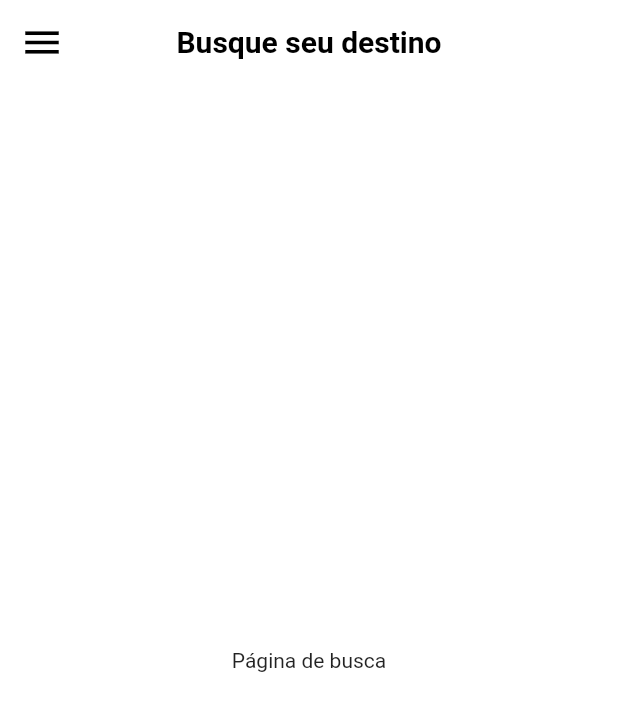
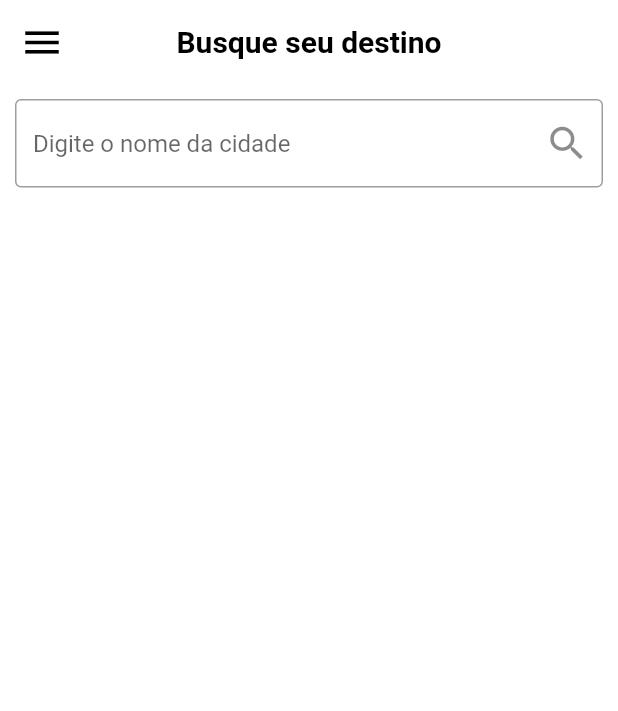
Before and after one commit to jonasaacampos/viagem_guiada, a Flutter app: the SearchPage screen opened by its route, on a phone screen of 412 x 824 dp. Shown: the top 711 px of the screen. Run offline on Flutter 3.47's test engine with Material 2 defaults, Android fonts, the light colour scheme and no system bars; network calls fail; Roboto replaces fonts that are missing (Helvetica Neue).

Commit message:
criação botão de busca

```diff
--- a/lib/src/pages/search.dart
+++ b/lib/src/pages/search.dart
@@ -3,8 +3,11 @@ import 'package:provider/provider.dart';
 import '../models/appdata.dart';
 import '../partials/customAppBar.dart';
 import '../partials/customDrawer.dart';
+import '../partials/cityBox.dart';
 
 class SearchPage extends StatelessWidget {
+  var listaResultadoBusca = [];
+
   GlobalKey<ScaffoldState> _scaffoldKey = GlobalKey();
 
   @override
@@ -20,12 +23,37 @@ class SearchPage extends StatelessWidget {
         ),
         drawer: CustomDrawer(pageContext: context),
         backgroundColor: Colors.white,
-              body: Center(
-                  heightFactor: 2,
-                  child: Column(
-                    mainAxisAlignment: MainAxisAlignment.center,
-                    children: <Widget>[Text('Página de busca')],
+        body: Column(children: [
+          Container(
+            margin: EdgeInsets.all(10),
+            child: TextField(
+              decoration: InputDecoration(
+                hintText: 'Digite o nome da cidade',
+                border: OutlineInputBorder(),
+                suffixIcon: Icon(
+                  Icons.search,
+                  size: 30,
+                ),
+              ),
+            ),
+          ),
+          GridView.count(
+              crossAxisCount: 2,
+              shrinkWrap: true,
+              children: List.generate(
+                listaResultadoBusca.length,
+                ((index) {
+                  return CityBox(
+                    data: listaResultadoBusca[index],
+                    onTap: (cityData) {
+                      // ignore: avoid_print
+                      print(cityData['name']);
+                    },
+                  );
+                }),
               )),
-            ));
+        ]),
+      ),
+    );
   }
 }
```
Lines whose indentation alone changed are shown as unchanged.
